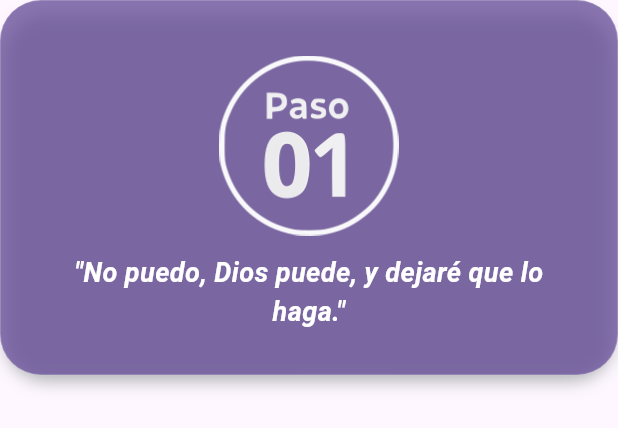
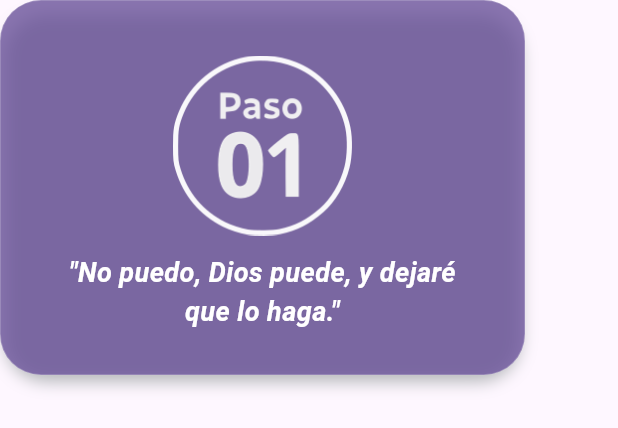
Before and after one commit to fabiander/syndra_app-flutter, a Flutter app: the AnimatedInfoBox widget shown alone on an empty page, opened directly, on a phone screen of 412 x 824 dp. Shown: the top 428 px of the screen. Run offline on Flutter 3.47's test engine with Material 3 defaults, Android fonts, the phone set to English and light mode, and no system bars; our stand-ins replace fl_chart, shared_preferences, youtube_player_flutter; missing offline and left inert: mongo_dart; accounts and stored records are empty.

Commit message:
encuesta7

```diff
--- a/lib/main.dart
+++ b/lib/main.dart
@@ -8,6 +8,7 @@ import 'package:syndra_app/login/registro.dart';
 import 'package:syndra_app/mainmenu/menu.dart';
 import 'package:syndra_app/olvidopasword/verificacionemail.dart';
 import 'package:syndra_app/olvidopasword/cambiopasword.dart';
+import 'package:syndra_app/splash/splash_screen.dart';
 
 void main() async {
   WidgetsFlutterBinding.ensureInitialized();
@@ -24,7 +25,7 @@ class MyApp extends StatelessWidget {
       title: 'Syndra App',
       debugShowCheckedModeBanner: false,
       theme: ThemeData(primarySwatch: Colors.blue),
-      home: Menu(),
+      home: SplashScreen(),
 
       routes: {
         '/intro1': (context) => const Intro1(),
--- a/lib/mainmenu/animacioncaja.dart
+++ b/lib/mainmenu/animacioncaja.dart
@@ -66,8 +66,10 @@ class _AnimatedInfoBoxState extends State<AnimatedInfoBox>
   Widget build(BuildContext context) {
     return DecoratedBoxTransition(
       decoration: _decorationTween.animate(_animationController),
+      child: SizedBox(
+        width: 350,
         child: Container(
-        margin: const EdgeInsets.symmetric(horizontal: 30),
+          margin: const EdgeInsets.symmetric(horizontal: 30.0),
           padding: const EdgeInsets.symmetric(vertical: 25.0, horizontal: 15.0),
           height: 250, // <--- ALTURA DEL WIDGET PRINCIPAL (AnimatedInfoBox)
 
@@ -75,7 +77,9 @@ class _AnimatedInfoBoxState extends State<AnimatedInfoBox>
             mainAxisAlignment: MainAxisAlignment.center, // centrado verticall
             crossAxisAlignment: CrossAxisAlignment.center, //centrado horizontal
             children: [
-            const SizedBox(height: 8), // espacio
+              const SizedBox(height: 8),
+
+              // espacio
               // --- IMAGEN PNG ---
               SizedBox(
                 width: 120, // Ancho de la caja
@@ -109,6 +113,7 @@ class _AnimatedInfoBoxState extends State<AnimatedInfoBox>
             ],
           ),
         ),
+      ),
     );
   }
 }
```
Lines whose indentation alone changed are shown as unchanged.
